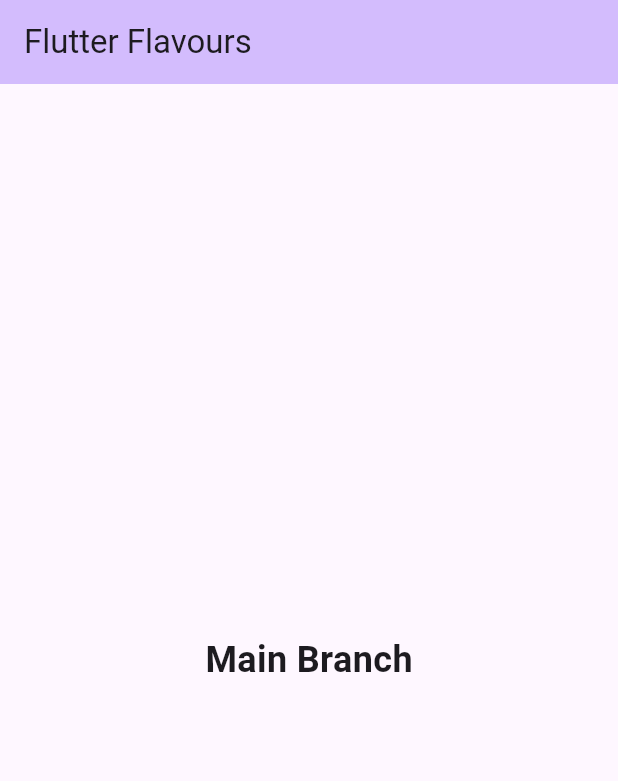
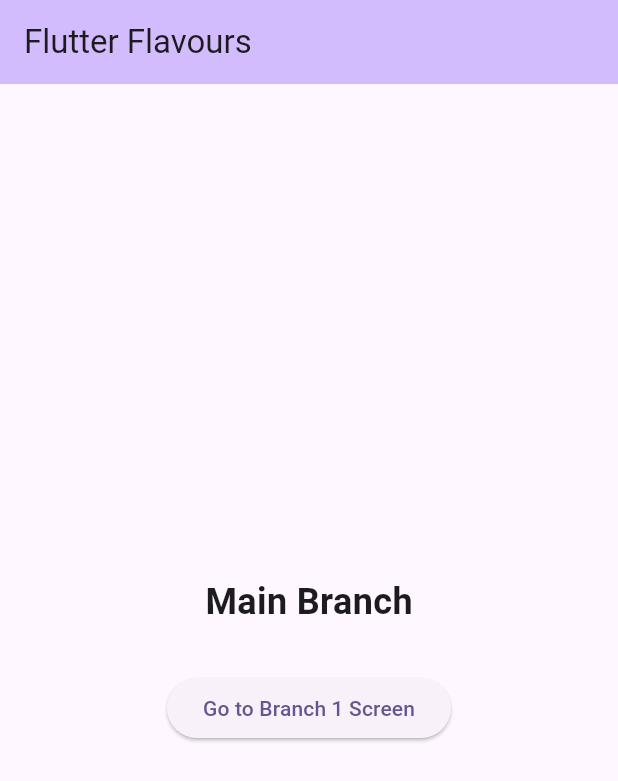
Before and after one commit to Tapan708/Flutter-Flavours, a Flutter app: the screen it shows after launch, on a phone screen of 412 x 824 dp. Shown: the top 781 px of the screen. Run offline on Flutter 3.47's test engine with Material 3 defaults, Android fonts, the phone set to English and light mode, and no system bars.

Commit message:
Added branch 1

```diff
--- a/lib/main.dart
+++ b/lib/main.dart
@@ -1,3 +1,4 @@
+import 'package:flavours/branch_first.dart';
 import 'package:flutter/material.dart';
 
 void main() {
@@ -36,16 +37,28 @@ class _MyHomePageState extends State<MyHomePage> {
         backgroundColor: Theme.of(context).colorScheme.inversePrimary,
         title: const Text('Flutter Flavours'),
       ),
-      body: const Center(
+      body:  Center(
         child: Column(
           mainAxisAlignment: MainAxisAlignment.center,
           children: <Widget>[
-            Text(
+           const Text(
               'Main Branch',
               style: TextStyle(
                 fontSize: 24,
                 fontWeight: FontWeight.bold,
               ),
+            ),
+            const SizedBox(height: 30),
+            ElevatedButton(
+              onPressed: () {
+                Navigator.push(
+                  context,
+                  MaterialPageRoute(
+                    builder: (context) => const BranchFirstScreen(),
+                  ),
+                );
+              },
+              child: const Text('Go to Branch 1 Screen'),
             ),
           ],
         ),
```
Also changed, not shown: lib/branch_first.dart (added, +23 -0 lines).
